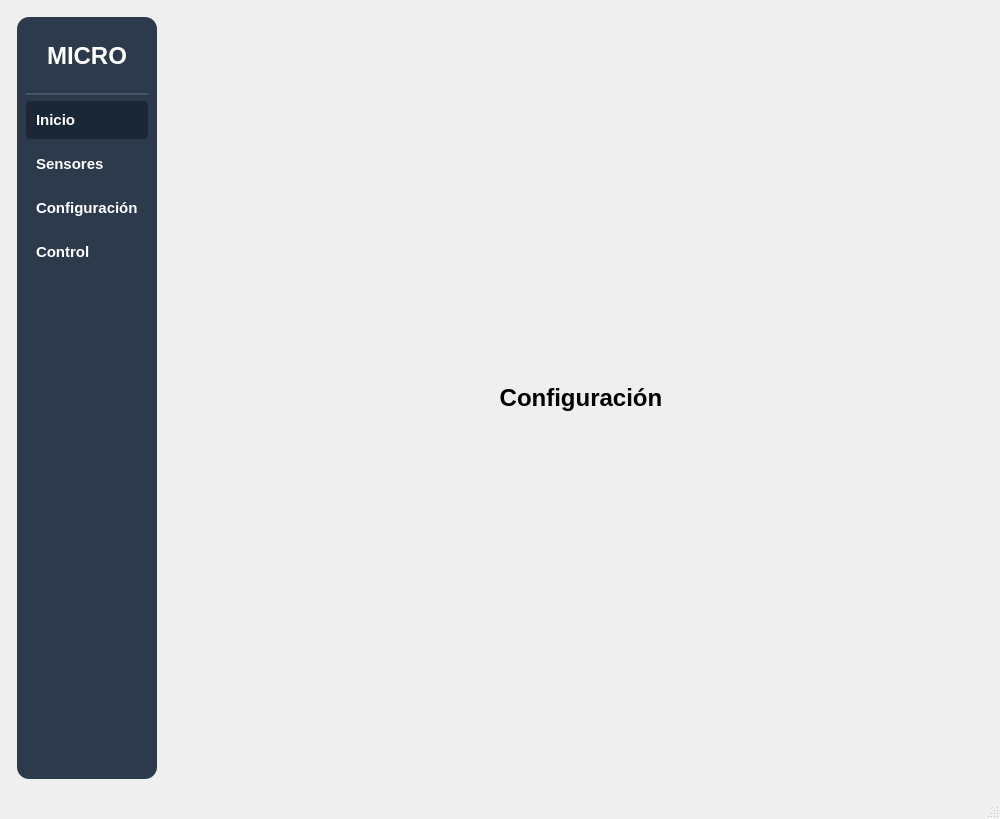
Above: mainwindow.ui from IvanLeiCas22/HMI_MICROMOUSE_V4 before the change. Below: the same form after it.
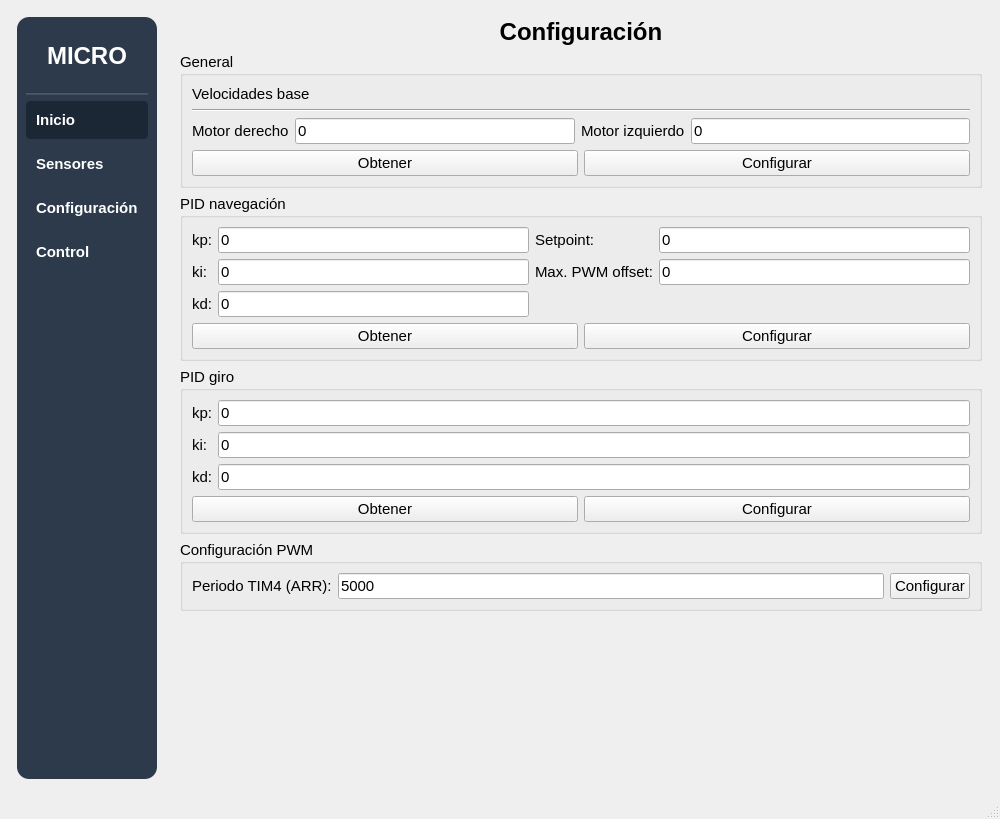
That is the form after the change. The open tabs and pages were chosen to show the change.

Commit message: PID config

What changed in the file:
```diff
--- a/mainwindow.ui
+++ b/mainwindow.ui
@@ -1318,6 +1318,324 @@
           </property>
          </widget>
         </item>
+        <item>
+         <widget class="QGroupBox" name="groupBox_6">
+          <property name="title">
+           <string>General</string>
+          </property>
+          <layout class="QVBoxLayout" name="verticalLayout_17">
+           <item>
+            <layout class="QHBoxLayout" name="horizontalLayout_14">
+             <item>
+              <widget class="QLabel" name="label_24">
+               <property name="text">
+                <string>Velocidades base</string>
+               </property>
+              </widget>
+             </item>
+            </layout>
+           </item>
+           <item>
+            <widget class="Line" name="line_10">
+             <property name="orientation">
+              <enum>Qt::Horizontal</enum>
+             </property>
+            </widget>
+           </item>
+           <item>
+            <layout class="QHBoxLayout" name="horizontalLayout_16">
+             <item>
+              <widget class="QLabel" name="label_25">
+               <property name="text">
+                <string>Motor derecho</string>
+               </property>
+              </widget>
+             </item>
+             <item>
+              <widget class="QLineEdit" name="editRightMotorBaseSpeed">
+               <property name="text">
+                <string>0</string>
+               </property>
+              </widget>
+             </item>
+             <item>
+              <widget class="QLabel" name="label_26">
+               <property name="text">
+                <string>Motor izquierdo</string>
+               </property>
+              </widget>
+             </item>
+             <item>
+              <widget class="QLineEdit" name="editLeftMotorBaseSpeed">
+               <property name="text">
+                <string>0</string>
+               </property>
+              </widget>
+             </item>
+            </layout>
+           </item>
+           <item>
+            <layout class="QHBoxLayout" name="horizontalLayout_17">
+             <item>
+              <widget class="QPushButton" name="btnGetBaseMotorsSpeeds">
+               <property name="text">
+                <string>Obtener</string>
+               </property>
+              </widget>
+             </item>
+             <item>
+              <widget class="QPushButton" name="btnSetBaseMotorsSpeeds">
+               <property name="text">
+                <string>Configurar</string>
+               </property>
+              </widget>
+             </item>
+            </layout>
+           </item>
+          </layout>
+         </widget>
+        </item>
+        <item>
+         <widget class="QGroupBox" name="groupBox_4">
+          <property name="title">
+           <string>PID navegación</string>
+          </property>
+          <layout class="QVBoxLayout" name="verticalLayout_15">
+           <item>
+            <layout class="QGridLayout" name="gridLayout_6">
+             <item row="2" column="1">
+              <widget class="QLineEdit" name="editKdNav">
+               <property name="text">
+                <string>0</string>
+               </property>
+              </widget>
+             </item>
+             <item row="1" column="4">
+              <widget class="QLineEdit" name="editMaxPwmOffsetNav">
+               <property name="text">
+                <string>0</string>
+               </property>
+              </widget>
+             </item>
+             <item row="0" column="2">
+              <widget class="QLabel" name="label_22">
+               <property name="text">
+                <string>Setpoint:</string>
+               </property>
+              </widget>
+             </item>
+             <item row="1" column="1">
+              <widget class="QLineEdit" name="editKiNav">
+               <property name="text">
+                <string>0</string>
+               </property>
+              </widget>
+             </item>
+             <item row="1" column="0">
+              <widget class="QLabel" name="label_20">
+               <property name="text">
+                <string>ki:</string>
+               </property>
+              </widget>
+             </item>
+             <item row="0" column="1">
+              <widget class="QLineEdit" name="editKpNav">
+               <property name="text">
+                <string>0</string>
+               </property>
+              </widget>
+             </item>
+             <item row="1" column="2">
+              <widget class="QLabel" name="label_23">
+               <property name="text">
+                <string>Max. PWM offset:</string>
+               </property>
+              </widget>
+             </item>
+             <item row="0" column="4">
+              <widget class="QLineEdit" name="editSetpointNav">
+               <property name="text">
+                <string>0</string>
+               </property>
+              </widget>
+             </item>
+             <item row="0" column="0">
+              <widget class="QLabel" name="label_16">
+               <property name="text">
+                <string>kp:</string>
+               </property>
+              </widget>
+             </item>
+             <item row="2" column="0">
+              <widget class="QLabel" name="label_21">
+               <property name="text">
+                <string>kd:</string>
+               </property>
+              </widget>
+             </item>
+            </layout>
+           </item>
+           <item>
+            <layout class="QHBoxLayout" name="horizontalLayout_18">
+             <item>
+              <widget class="QPushButton" name="btnGetPidNavConfig">
+               <property name="text">
+                <string>Obtener</string>
+               </property>
+              </widget>
+             </item>
+             <item>
+              <widget class="QPushButton" name="btnSetPidNavConfig">
+               <property name="text">
+                <string>Configurar</string>
+               </property>
+              </widget>
+             </item>
+            </layout>
+           </item>
+          </layout>
+         </widget>
+        </item>
+        <item>
+         <widget class="QGroupBox" name="groupBox_5">
+          <property name="title">
+           <string>PID giro</string>
+          </property>
+          <layout class="QVBoxLayout" name="verticalLayout_16">
+           <item>
+            <layout class="QGridLayout" name="gridLayout_7">
+             <item row="2" column="0">
+              <widget class="QLabel" name="label_29">
+               <property name="text">
+                <string>kd:</string>
+               </property>
+              </widget>
+             </item>
+             <item row="0" column="0">
+              <widget class="QLabel" name="label_27">
+               <property name="text">
+                <string>kp:</string>
+               </property>
+              </widget>
+             </item>
+             <item row="1" column="0">
+              <widget class="QLabel" name="label_28">
+               <property name="text">
+                <string>ki:</string>
+               </property>
+              </widget>
+             </item>
+             <item row="1" column="1">
+              <widget class="QLineEdit" name="editKiTurn">
+               <property name="text">
+                <string>0</string>
+               </property>
+              </widget>
+             </item>
+             <item row="2" column="1">
+              <widget class="QLineEdit" name="editKdTurn">
+               <property name="text">
+                <string>0</string>
+               </property>
+              </widget>
+             </item>
+             <item row="0" column="1">
+              <widget class="QLineEdit" name="editKpTurn">
+               <property name="text">
+                <string>0</string>
+               </property>
+              </widget>
+             </item>
+            </layout>
+           </item>
+           <item>
+            <layout class="QHBoxLayout" name="horizontalLayout_15">
+             <item>
+              <widget class="QPushButton" name="btnGetPidTurnConfig">
+               <property name="text">
+                <string>Obtener</string>
+               </property>
+              </widget>
+             </item>
+             <item>
+              <widget class="QPushButton" name="btnSetPidTurnConfig">
+               <property name="text">
+                <string>Configurar</string>
+               </property>
+              </widget>
+             </item>
+            </layout>
+           </item>
+          </layout>
+         </widget>
+        </item>
+        <item>
+         <widget class="QGroupBox" name="groupBox_3">
+          <property name="font">
+           <font>
+            <pointsize>11</pointsize>
+           </font>
+          </property>
+          <property name="title">
+           <string>Configuración PWM</string>
+          </property>
+          <layout class="QVBoxLayout" name="verticalLayout_14">
+           <item>
+            <layout class="QHBoxLayout" name="horizontalLayout_13">
+             <item>
+              <widget class="QLabel" name="label_14">
+               <property name="font">
+                <font>
+                 <pointsize>11</pointsize>
+                </font>
+               </property>
+               <property name="text">
+                <string>Periodo TIM4 (ARR):</string>
+               </property>
+              </widget>
+             </item>
+             <item>
+              <widget class="QLineEdit" name="lineEditPwmPeriod">
+               <property name="font">
+                <font>
+                 <pointsize>11</pointsize>
+                </font>
+               </property>
+               <property name="text">
+                <string>5000</string>
+               </property>
+              </widget>
+             </item>
+             <item>
+              <widget class="QPushButton" name="btnConfigurePeriod">
+               <property name="font">
+                <font>
+                 <pointsize>11</pointsize>
+                </font>
+               </property>
+               <property name="text">
+                <string>Configurar</string>
+               </property>
+              </widget>
+             </item>
+            </layout>
+           </item>
+          </layout>
+         </widget>
+        </item>
+        <item>
+         <spacer name="verticalSpacer_3">
+          <property name="orientation">
+           <enum>Qt::Vertical</enum>
+          </property>
+          <property name="sizeHint" stdset="0">
+           <size>
+            <width>20</width>
+            <height>40</height>
+           </size>
+          </property>
+         </spacer>
+        </item>
        </layout>
       </widget>
       <widget class="QWidget" name="pageControl">
@@ -1647,7 +1965,7 @@
          </widget>
         </item>
         <item>
-         <widget class="QGroupBox" name="groupBox_3">
+         <widget class="QGroupBox" name="groupBoxGiro">
           <property name="font">
            <font>
             <pointsize>15</pointsize>
@@ -1679,7 +1997,7 @@
                 </font>
                </property>
                <property name="text">
-                <string>1000</string>
+                <string>0</string>
                </property>
               </widget>
              </item>
@@ -1695,19 +2013,6 @@
                </property>
               </widget>
              </item>
-             <item>
-              <spacer name="horizontalSpacer_3">
-               <property name="orientation">
-                <enum>Qt::Horizontal</enum>
-               </property>
-               <property name="sizeHint" stdset="0">
-                <size>
-                 <width>40</width>
-                 <height>20</height>
-                </size>
-               </property>
-              </spacer>
-             </item>
             </layout>
            </item>
           </layout>
```
Left out of the diff: 40 changed lines with no effect on the pictures. The commit also changes 12 other files.
